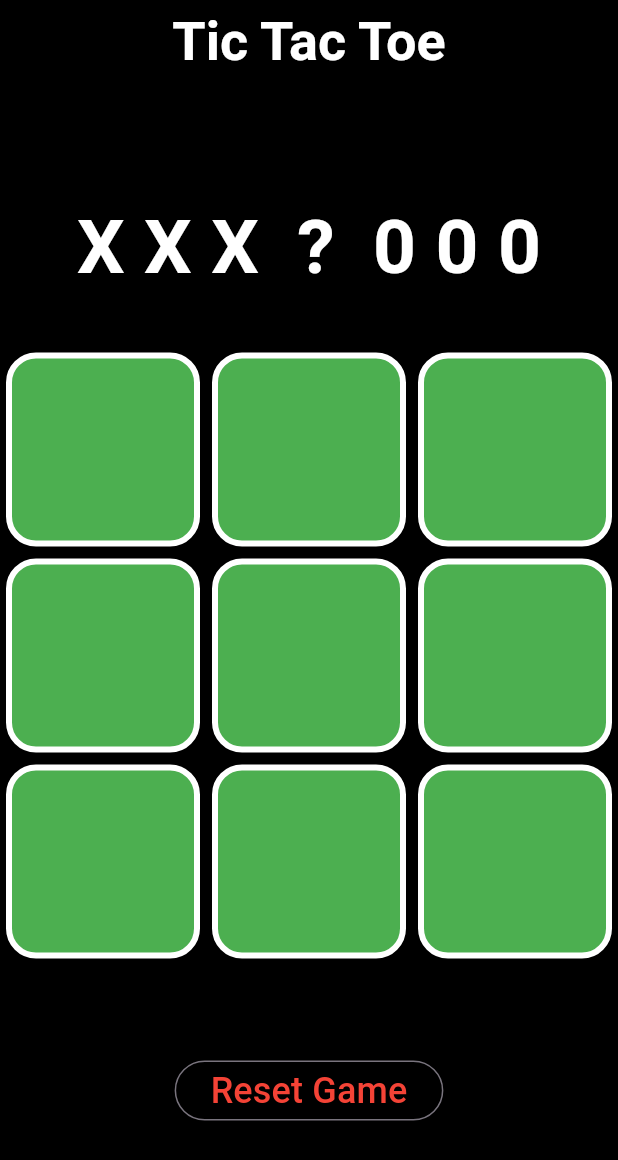
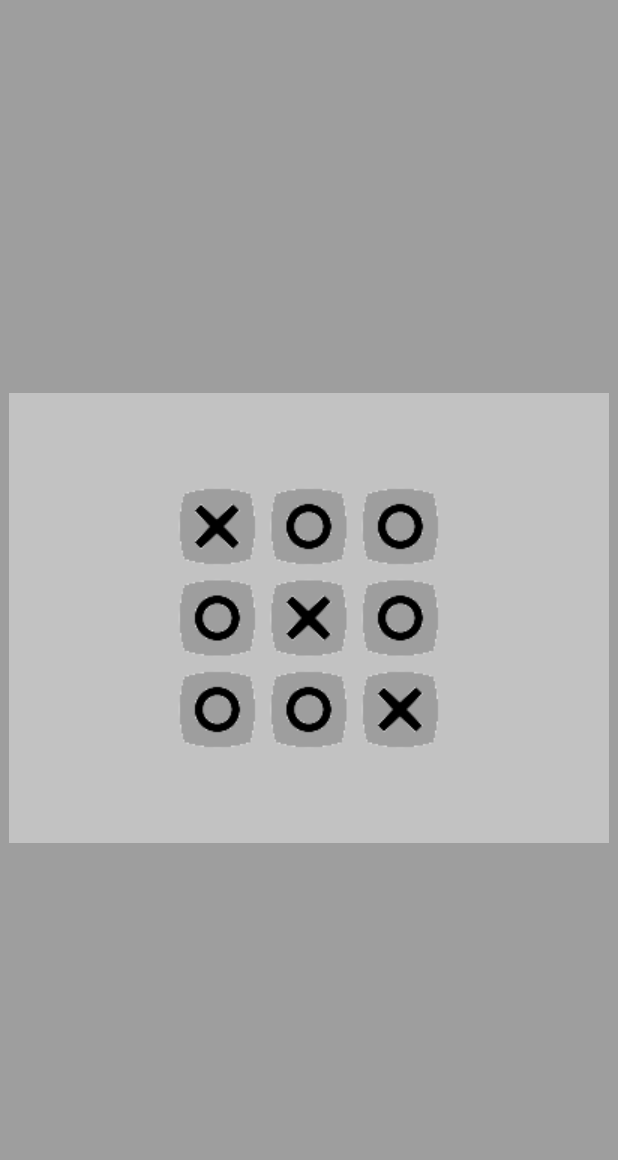
Before and after one commit to parth7192/tic_tac_toe_game, a Flutter app: the first screen one second after launch, on a phone screen of 412 x 824 dp. Shown: the top 1160 px of the screen. Run offline on Flutter 3.47's test engine with Material 3 defaults, Android fonts, the phone set to English and light mode, and no system bars.

Commit message:
update all files

```diff
--- /dev/null
+++ b/lib/AppRoutes/app_routes.dart
@@ -0,0 +1,19 @@
+import 'package:flutter/material.dart';
+import 'package:tic_tac_toe_game/pages/GamePage/game_page.dart';
+import 'package:tic_tac_toe_game/pages/HomePage/home_page.dart';
+import 'package:tic_tac_toe_game/pages/SplashScreen/splash_screen.dart';
+
+class AppRoutes {
+  AppRoutes._();
+  static final AppRoutes instance = AppRoutes._();
+
+  String splash = '/';
+  String game = 'game_page';
+  String home = 'home_page';
+
+  Map<String, WidgetBuilder> allRoutes = {
+    '/': (Context) => const SplashScreen(),
+    'game_page': (Context) => GamePage(),
+    'home_page': (Context) => const HomePage(),
+  };
+}
--- /dev/null
+++ b/lib/MyApp/my_app.dart
@@ -0,0 +1,12 @@
+import 'package:flutter/material.dart';
+import 'package:tic_tac_toe_game/AppRoutes/app_routes.dart';
+
+class MyApp extends StatelessWidget {
+  @override
+  Widget build(BuildContext context) {
+    return MaterialApp(
+      debugShowCheckedModeBanner: false,
+      routes: AppRoutes.instance.allRoutes,
+    );
+  }
+}
--- a/lib/main.dart
+++ b/lib/main.dart
@@ -1,160 +1,8 @@
 import 'package:flutter/material.dart';
+import 'package:tic_tac_toe_game/MyApp/my_app.dart';
 
 void main() {
-  runApp(TicTacToe());
+  runApp(
+    MyApp(),
+  );
 }
-
-class TicTacToe extends StatelessWidget {
-  @override
-  Widget build(BuildContext context) {
-    return MaterialApp(
-      debugShowCheckedModeBanner: false,
-      title: 'Tic Tac Toe',
-      theme: ThemeData(
-        primarySwatch: Colors.blue,
-      ),
-      home: GamePage(),
-    );
-  }
-}
-
-class GamePage extends StatefulWidget {
-  @override
-  _GamePageState createState() => _GamePageState();
-}
-
-class _GamePageState extends State<GamePage> {
-  List<String> board = List.filled(9, '');
-  String currentPlayer = 'X';
-  String winner = '';
-
-  void resetGame() {
-    setState(() {
-      board = List.filled(9, '');
-      currentPlayer = 'X';
-      winner = '';
-    });
-  }
-
-  void playMove(int index) {
-    if (board[index] == '' && winner == '') {
-      setState(() {
-        board[index] = currentPlayer;
-        checkWinner();
-        currentPlayer = currentPlayer == 'X' ? 'O' : 'X';
-      });
-    }
-  }
-
-  void checkWinner() {
-    const winningCombinations = [
-      [0, 1, 2],
-      [3, 4, 5],
-      [6, 7, 8],
-      [0, 3, 6],
-      [1, 4, 7],
-      [2, 5, 8],
-      [0, 4, 8],
-      [2, 4, 6],
-    ];
-
-    for (var combo in winningCombinations) {
-      if (board[combo[0]] != '' &&
-          board[combo[0]] == board[combo[1]] &&
-          board[combo[1]] == board[combo[2]]) {
-        setState(() {
-          winner = board[combo[0]];
-        });
-        return;
-      }
-    }
-
-    if (!board.contains('')) {
-      setState(() {
-        winner = 'Draw';
-      });
-    }
-  }
-
-  @override
-  Widget build(BuildContext context) {
-    return Scaffold(
-      appBar: AppBar(
-        backgroundColor: Colors.black,
-        title: const Text(
-          'Tic Tac Toe',
-          style: TextStyle(
-            color: Colors.white,
-            fontSize: 36,
-            fontWeight: FontWeight.bold,
-          ),
-        ),
-        centerTitle: true,
-      ),
-      backgroundColor: Colors.black,
-      body: Column(
-        mainAxisAlignment: MainAxisAlignment.center,
-        children: [
-          const Text(
-            "X X X  ?  0 0 0",
-            style: TextStyle(
-              color: Colors.white,
-              fontSize: 50,
-              fontWeight: FontWeight.bold,
-            ),
-          ),
-          const SizedBox(height: 30),
-          GridView.builder(
-            gridDelegate: const SliverGridDelegateWithFixedCrossAxisCount(
-              crossAxisCount: 3,
-            ),
-            shrinkWrap: true,
-            itemCount: 9,
-            itemBuilder: (context, index) {
-              return GestureDetector(
-                onTap: () => playMove(index),
-                child: Container(
-                  margin: const EdgeInsets.all(4),
-                  decoration: BoxDecoration(
-                    color: Colors.green,
-                    borderRadius: BorderRadius.circular(20),
-                    border: Border.all(color: Colors.white, width: 4),
-                  ),
-                  child: Center(
-                    child: Text(
-                      board[index],
-                      style: const TextStyle(fontSize: 64, color: Colors.white),
-                    ),
-                  ),
-                ),
-              );
-            },
-          ),
-          const SizedBox(height: 30),
-          if (winner.isNotEmpty)
-            Text(
-              winner == 'Draw' ? 'It\'s a Draw!' : '$winner Wins!',
-              style: const TextStyle(
-                  fontSize: 32,
-                  fontWeight: FontWeight.bold,
-                  color: Colors.blue),
-            ),
-          const SizedBox(height: 30),
-          OutlinedButton(
-            onPressed: resetGame,
-            // style: ButtonStyle(
-            //   backgroundColor: MaterialStateProperty.all(Colors.white),
-            // ),
-            style: OutlinedButton.styleFrom(
-              surfaceTintColor: Colors.white,
-            ),
-            child: const Text(
-              'Reset Game',
-              style: TextStyle(fontSize: 24, color: Colors.red),
-            ),
-          ),
-        ],
-      ),
-    );
-  }
-}
--- /dev/null
+++ b/lib/pages/SplashScreen/splash_screen.dart
@@ -0,0 +1,30 @@
+import 'package:flutter/material.dart';
+import 'package:tic_tac_toe_game/AppRoutes/app_routes.dart';
+
+class SplashScreen extends StatelessWidget {
+  const SplashScreen({super.key});
+
+  @override
+  Widget build(BuildContext context) {
+    Future.delayed(
+      const Duration(seconds: 3),
+      () {
+        Navigator.pushReplacementNamed(
+          context,
+          AppRoutes.instance.game,
+        );
+      },
+    );
+    return const Scaffold(
+      backgroundColor: Colors.grey,
+      body: Center(
+        child: Image(
+          image: AssetImage(
+            "lib/assets/GIF/xyz.gif",
+          ),
+          fit: BoxFit.cover,
+        ),
+      ),
+    );
+  }
+}
--- a/pubspec.yaml
+++ b/pubspec.yaml
@@ -62,6 +62,8 @@ flutter:
   # assets:
   #   - images/a_dot_burr.jpeg
   #   - images/a_dot_ham.jpeg
+  assets:
+    - lib/assets/GIF/
 
   # An image asset can refer to one or more resolution-specific "variants", see
   # https://flutter.dev/to/resolution-aware-images
```
Also changed, not shown: lib/pages/GamePage/game_page.dart (added, +142 -0 lines), lib/pages/HomePage/home_page.dart (added, +10 -0 lines), lib/assets/GIF/xyz.gif (added), 1 other file.
